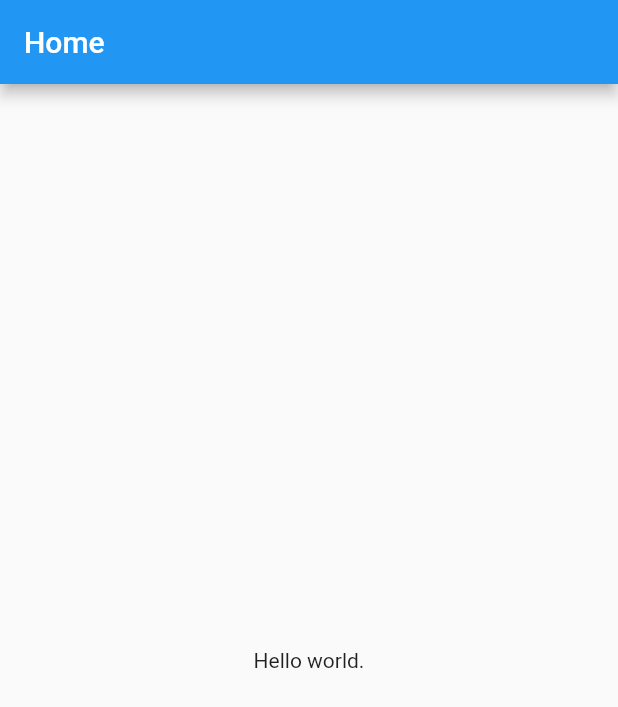
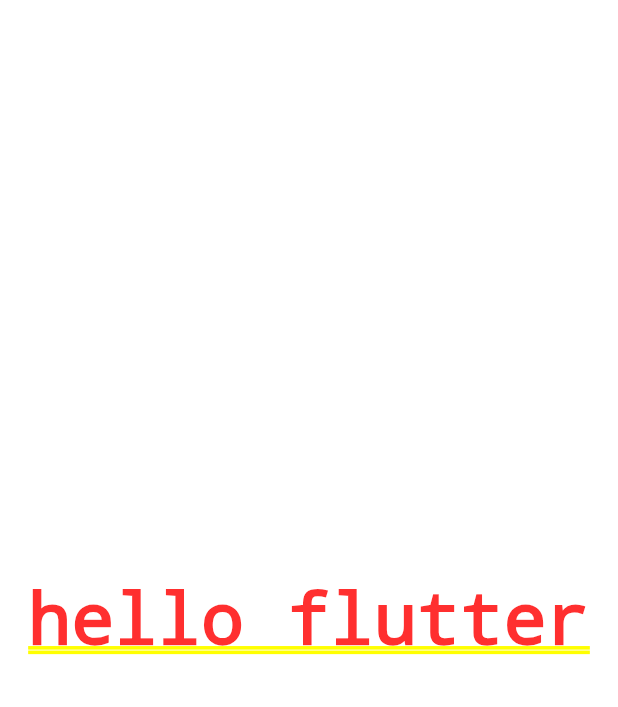
Before and after one commit to MarshalW/flutter_examples, a Flutter app: the screen it shows after launch, on a phone screen of 412 x 824 dp. Shown: the top 707 px of the screen. Run offline on Flutter 3.47's test engine with Material 2 defaults, Android fonts, the phone set to English and light mode, and no system bars.

Commit message:
finished simple inherited demo

```diff
--- a/lib/main.dart
+++ b/lib/main.dart
@@ -1,32 +1,41 @@
+// 本文示例来源：https://loveky.github.io/2018/07/18/how-flutter-inheritedwidget-works/
+// 这是我目前见到最简明的示例
+
 import 'package:flutter/material.dart';
 
 void main() => runApp(MyApp());
 
+class MyWelcomeInfo extends InheritedWidget {
+  MyWelcomeInfo({Key key, this.welcomeInfo, Widget child})
+      : super(key: key, child: child);
+
+  final String welcomeInfo;
+
+  @override
+  bool updateShouldNotify(MyWelcomeInfo oldWidget) {
+    return oldWidget.welcomeInfo != welcomeInfo;
+  }
+}
+
+class MyNestedChild extends StatelessWidget {
+  @override
+  build(BuildContext context) {
+    final MyWelcomeInfo widget =
+    context.inheritFromWidgetOfExactType(MyWelcomeInfo);
+    return Text(widget.welcomeInfo);
+  }
+}
+
 class MyApp extends StatelessWidget {
   @override
   Widget build(BuildContext context) {
-    return MaterialApp(
-      home: AppPage(),
+    return new MaterialApp(
+      title: 'Flutter InheritWidget',
+      home: MyWelcomeInfo(
+          welcomeInfo: 'hello flutter',
+          child: Center(
+            child: MyNestedChild(),
+          )),
     );
   }
 }
-
-class AppPage extends StatefulWidget {
-  @override
-  _AppPageState createState() => _AppPageState();
-}
-
-class _AppPageState extends State<AppPage> {
-
-  @override
-  Widget build(BuildContext context) {
-    return Scaffold(
-      appBar: AppBar(
-        title: Text("Home"),
-      ),
-      body: Center(
-        child: Text('Hello world.'),
-      ),
-    );
-  }
-}
```
